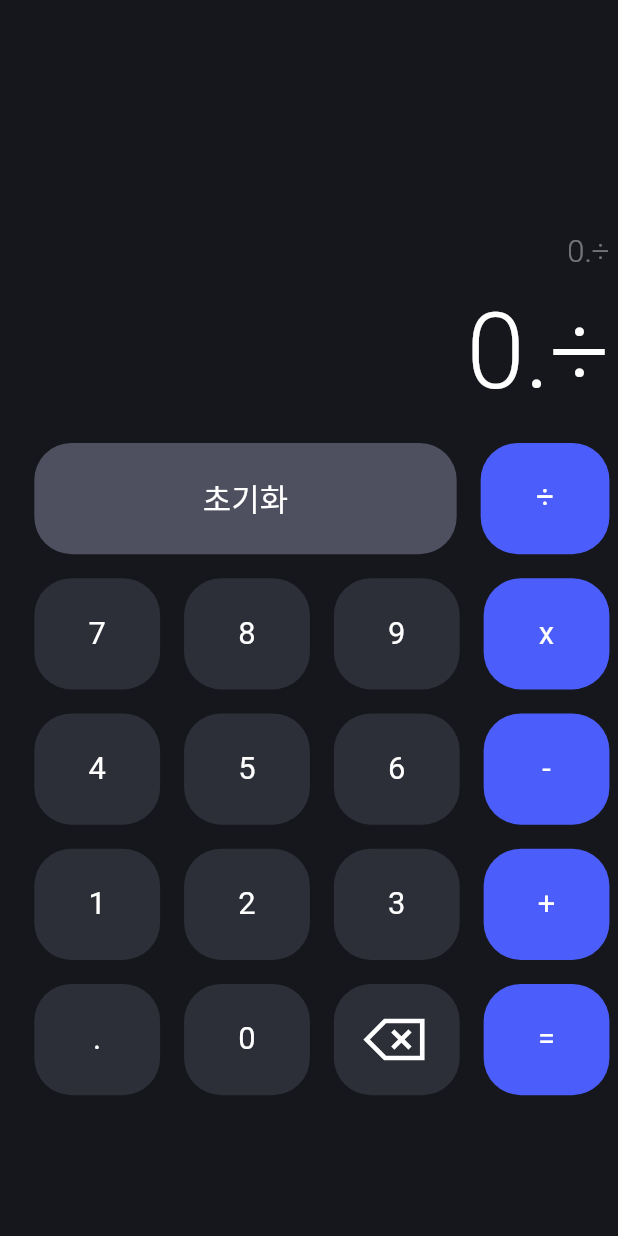
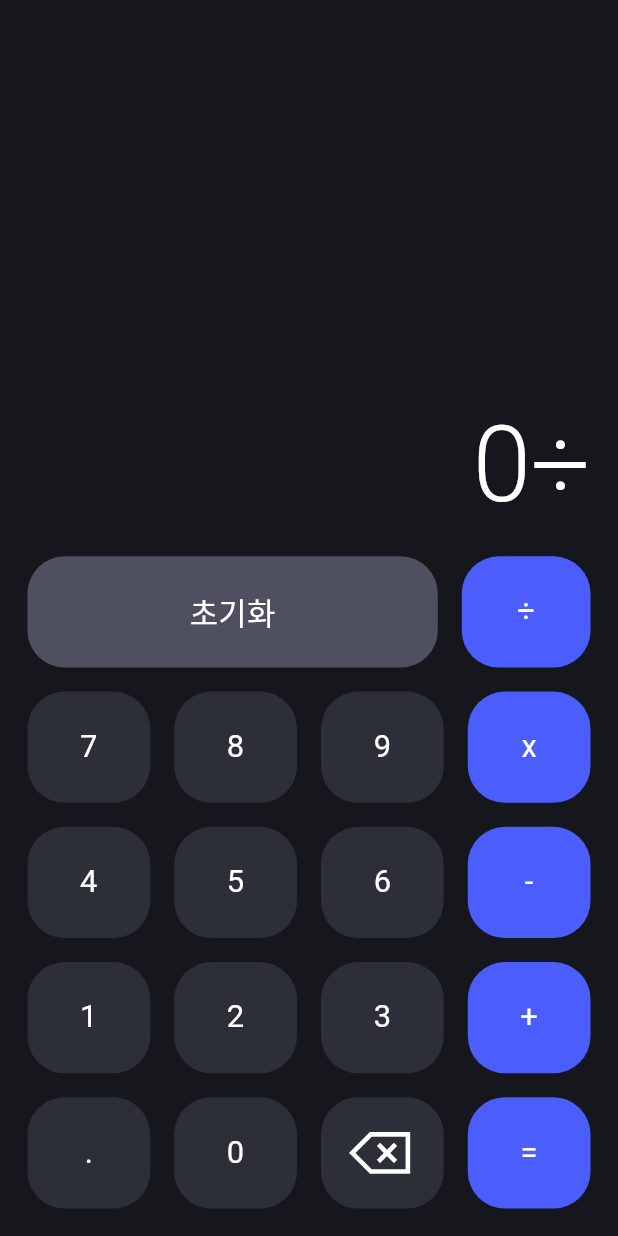
Before and after one commit to hyuna224/Flutter_Calculator, a Flutter app: the screen it shows after launch, after a tap on an icon or button, on a phone screen of 412 x 824 dp. Run offline on Flutter 3.47's test engine with Material 3 defaults, Android fonts, the phone set to English and light mode, and no system bars; our stand-ins replace flutter_screenutil, flutter_svg, math_expressions; Roboto replaces fonts that are missing (Pretendard).

Commit message:
feat: seperate display

```diff
--- a/lib/screens/calculator.dart
+++ b/lib/screens/calculator.dart
@@ -14,17 +14,18 @@ class Calculator extends StatefulWidget {
 
 class _CalState extends State<Calculator> {
   String _raw = ''; // 실제 계산에 사용되는 숫자
-  String _display = '0'; // 화면에 표시되는 숫자
+  String _displayWork = '0'; // 화면에 표시되는 숫자
+  String _displayPrev = ''; // 이전 식 표시
 
   void _updateDisplay() {
     setState(() {
-      _display = _raw.isEmpty ? '0' : _formatDisplay(_raw);
+      _displayWork = _raw.isEmpty ? '0' : _formatDisplay(_raw);
     });
   }
 
   // raw를 display에 맞게 포맷팅
   String _formatDisplay(String expression) {
-    final opReg = RegExp(r'[+\-×÷]');
+    final opReg = RegExp(r'[+\-x÷]');
 
     if (expression.isEmpty) return '0';
 
@@ -82,6 +83,7 @@ class _CalState extends State<Calculator> {
   }
 
   void _onNumPressed(String input) {
+    if (_raw == "") _displayPrev = ""; // 초기화 시 이전 식도 초기화
     final target = _getTarget();
 
     if (input == ".") {
@@ -121,6 +123,7 @@ class _CalState extends State<Calculator> {
 
   void _onOpPressed(String op) {
     if (op == '=') {
+      _displayPrev = _displayWork; // 이전 식에 결과값 넣기
       final result = expression_creation_and_evaluation(_raw);
       setState(() {
         // 결과를 _raw에 담거나, displayText에 포맷해서 보여주기
@@ -164,11 +167,13 @@ class _CalState extends State<Calculator> {
 
   void _onClear() {
     _raw = '';
+    _displayWork = '';
+    _displayPrev = '';
     _updateDisplay();
   }
 
   String _getTarget() {
-    final opIndex = _raw.lastIndexOf(RegExp(r'[+\-×÷]'));
+    final opIndex = _raw.lastIndexOf(RegExp(r'[+\-x÷]'));
     return (opIndex == -1) ? _raw : _raw.substring(opIndex + 1);
   }
 
@@ -188,7 +193,7 @@ class _CalState extends State<Calculator> {
 
   // 마지막 요소가 연산자인지 확인하는 메소드
   bool _isOp() {
-    final opReg = RegExp(r'[+\-×÷]');
+    final opReg = RegExp(r'[+\-x÷]');
 
     final length = _raw.length;
     if (length == 0) {
@@ -226,25 +231,27 @@ class _CalState extends State<Calculator> {
   Widget build(BuildContext context) {
     return Column(
       children: [
-        Container(
-          width: 375.w,
-          height: 812.h,
+        Expanded(
+          child: Container(
             clipBehavior: Clip.antiAlias,
             decoration: BoxDecoration(color: const Color(0xFF16171C)),
+            child: Padding(
+              padding: EdgeInsets.all(16.w),
               child: Stack(
+                fit: StackFit.expand,
                 children: [
-              Positioned(
-                left: 20.w,
-                top: 147.h,
-                child: Container(
-                  width: 335.w,
+                  Container(
+                    // width: double.infinity,
                     child: Column(
                       mainAxisSize: MainAxisSize.min,
-                    mainAxisAlignment: MainAxisAlignment.start,
+                      mainAxisAlignment: MainAxisAlignment.end,
                       crossAxisAlignment: CrossAxisAlignment.end,
                       spacing: 16,
                       children: [
-                      Display(displayText: _display),
+                        Display(
+                          displayWork: _displayWork,
+                          displayPrev: _displayPrev,
+                        ),
                         Keypad(
                           onNumPressed: _onNumPressed,
                           onOpPressed: _onOpPressed,
@@ -255,8 +262,9 @@ class _CalState extends State<Calculator> {
                       ],
                     ),
                   ),
+                ],
               ),
-            ],
+            ),
           ),
         ),
       ],
--- a/lib/widgets/display.dart
+++ b/lib/widgets/display.dart
@@ -2,9 +2,14 @@ import 'package:flutter/material.dart';
 import 'package:flutter_screenutil/flutter_screenutil.dart';
 
 class Display extends StatelessWidget {
-  final String displayText;
+  final String displayPrev;
+  final String displayWork;
 
-  const Display({Key? key, required this.displayText}) : super(key: key);
+  const Display({
+    Key? key,
+    required this.displayPrev,
+    required this.displayWork,
+  }) : super(key: key);
 
   @override
   Widget build(BuildContext context) {
@@ -15,7 +20,7 @@ class Display extends StatelessWidget {
         Opacity(
           opacity: 0.40,
           child: _buildText(
-            displayText,
+            displayPrev,
             fontSize: 20.sp,
             fontWeight: FontWeight.w300,
           ),
@@ -28,7 +33,7 @@ class Display extends StatelessWidget {
             reverse: true,
             physics: BouncingScrollPhysics(),
             child: _buildText(
-              displayText,
+              displayWork,
               fontSize: 70,
               fontWeight: FontWeight.w300,
             ),
@@ -51,7 +56,7 @@ class Display extends StatelessWidget {
         fontWeight: fontWeight,
         height: 1.37.h,
       ),
-      child: Text(text.isEmpty ? '0' : text, textAlign: TextAlign.right),
+      child: Text(text.isEmpty ? '' : text, textAlign: TextAlign.right),
     );
   }
 }
```
Lines whose indentation alone changed are shown as unchanged.
